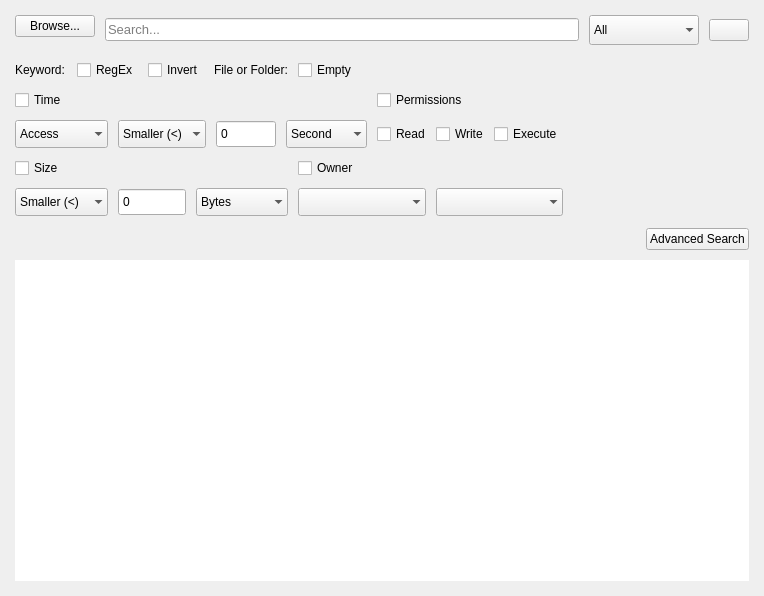
Qt form stacer/Pages/Search/search_page.ui (oguzhaninan/Stacer) before a commit.
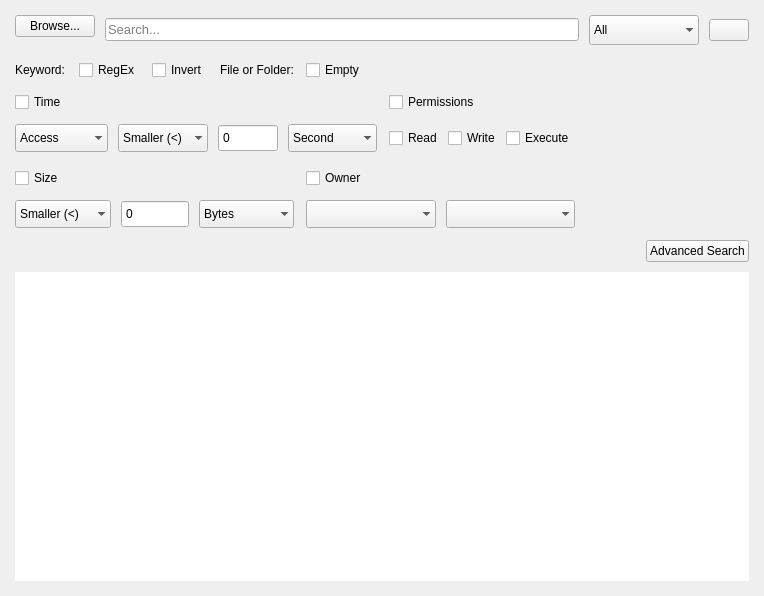
The same form after that commit. Icons and pictures are not drawn.

Commit message: updated search page design

What changed in the file:
```diff
--- a/stacer/Pages/Search/search_page.ui
+++ b/stacer/Pages/Search/search_page.ui
@@ -37,7 +37,7 @@
      <property name="bottomMargin">
       <number>0</number>
      </property>
-     <item>
+     <item alignment="Qt::AlignLeft">
       <widget class="QLabel" name="lblSearchDir">
        <property name="lineWidth">
         <number>0</number>
@@ -52,24 +52,11 @@
         <bool>true</bool>
        </property>
        <property name="wordWrap">
-        <bool>true</bool>
+        <bool>false</bool>
        </property>
       </widget>
      </item>
-     <item>
-      <spacer name="horizontalSpacer_4">
-       <property name="orientation">
-        <enum>Qt::Horizontal</enum>
-       </property>
-       <property name="sizeHint" stdset="0">
-        <size>
-         <width>0</width>
-         <height>0</height>
-        </size>
-       </property>
-      </spacer>
-     </item>
-     <item>
+     <item alignment="Qt::AlignRight">
       <widget class="QPushButton" name="btnAdvancePaneToggle">
        <property name="cursor">
         <cursorShape>PointingHandCursor</cursorShape>
@@ -155,7 +142,7 @@
        <number>2</number>
       </property>
       <property name="spacing">
-       <number>10</number>
+       <number>12</number>
       </property>
       <item row="6" column="0" colspan="4">
        <layout class="QHBoxLayout" name="horizontalLayout_2">
@@ -388,6 +375,9 @@
         <property name="spacing">
          <number>5</number>
         </property>
+        <property name="bottomMargin">
+         <number>4</number>
+        </property>
         <item>
          <widget class="QCheckBox" name="checkPermRead">
           <property name="accessibleName">
@@ -481,6 +471,9 @@
         <property name="topMargin">
          <number>0</number>
         </property>
+        <property name="bottomMargin">
+         <number>4</number>
+        </property>
         <item>
          <widget class="QComboBox" name="cmbTimeType">
           <property name="minimumSize">
```
The commit also changes 2 other files.
